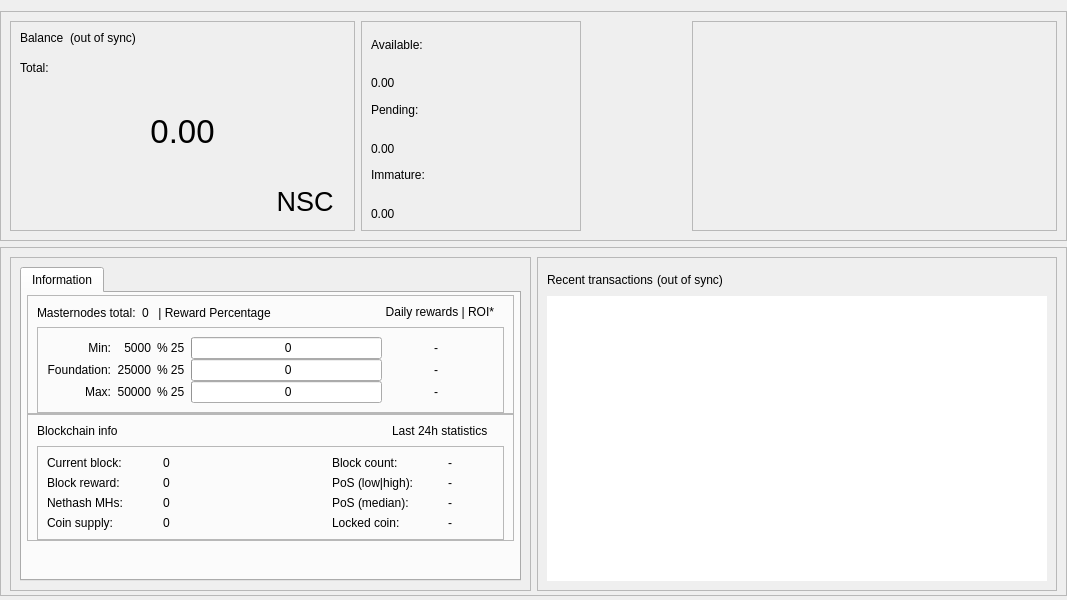
Before: the Qt Designer form src/qt/forms/overviewpage.ui in nscoins/nscoincore, drawn with Qt 5.
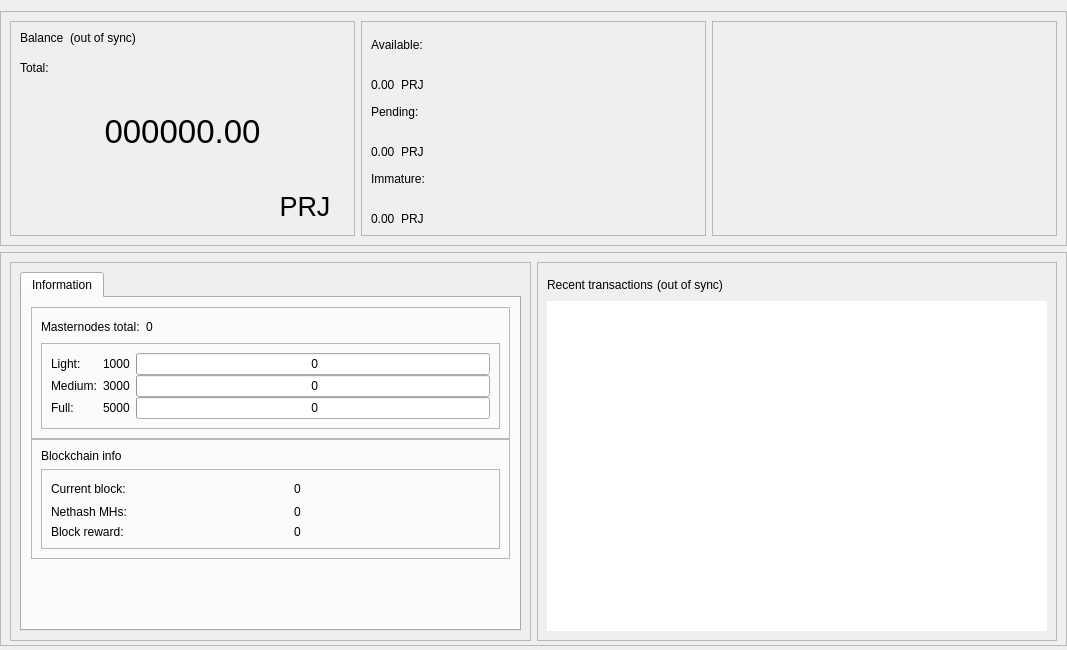
After: the same form once the commit is applied. The open tabs and pages were chosen to show the change.

Patch:
```diff
--- a/src/qt/forms/overviewpage.ui
+++ b/src/qt/forms/overviewpage.ui
@@ -7,13 +7,13 @@
     <x>0</x>
     <y>0</y>
     <width>1067</width>
-    <height>600</height>
+    <height>650</height>
    </rect>
   </property>
   <property name="minimumSize">
    <size>
     <width>960</width>
-    <height>550</height>
+    <height>0</height>
    </size>
   </property>
   <property name="windowTitle">
@@ -53,7 +53,7 @@
        </property>
        <property name="minimumSize">
         <size>
-         <width>960</width>
+         <width>1065</width>
          <height>220</height>
         </size>
        </property>
@@ -216,7 +216,7 @@
                 <bool>false</bool>
                </property>
                <property name="text">
-                <string>0.00</string>
+                <string>000000.00</string>
                </property>
                <property name="alignment">
                 <set>Qt::AlignCenter</set>
@@ -251,7 +251,7 @@
                   <cursorShape>PointingHandCursor</cursorShape>
                  </property>
                  <property name="text">
-                  <string>NSC</string>
+                  <string>PRJ</string>
                  </property>
                  <property name="flat">
                   <bool>true</bool>
@@ -269,7 +269,7 @@
          <widget class="QFrame" name="frame_blue_2">
           <property name="minimumSize">
            <size>
-            <width>220</width>
+            <width>345</width>
             <height>200</height>
            </size>
           </property>
@@ -307,6 +307,16 @@
                  </property>
                 </widget>
                </item>
+               <item>
+                <widget class="QLabel" name="label_ProjectCoin2">
+                 <property name="text">
+                  <string>PRJ</string>
+                 </property>
+                 <property name="alignment">
+                  <set>Qt::AlignBottom|Qt::AlignLeading|Qt::AlignLeft</set>
+                 </property>
+                </widget>
+               </item>
                <item>
                 <spacer name="horizontalSpacer_3">
                  <property name="orientation">
@@ -341,6 +351,16 @@
                  </property>
                 </widget>
                </item>
+               <item>
+                <widget class="QLabel" name="label_ProjectCoin3">
+                 <property name="text">
+                  <string>PRJ</string>
+                 </property>
+                 <property name="alignment">
+                  <set>Qt::AlignBottom|Qt::AlignLeading|Qt::AlignLeft</set>
+                 </property>
+                </widget>
+               </item>
                <item>
                 <spacer name="horizontalSpacer_4">
                  <property name="orientation">
@@ -375,6 +395,16 @@
                  </property>
                 </widget>
                </item>
+               <item>
+                <widget class="QLabel" name="label_ProjectCoin4">
+                 <property name="text">
+                  <string>PRJ</string>
+                 </property>
+                 <property name="alignment">
+                  <set>Qt::AlignBottom|Qt::AlignLeading|Qt::AlignLeft</set>
+                 </property>
+                </widget>
+               </item>
                <item>
                 <spacer name="horizontalSpacer_5">
                  <property name="orientation">
@@ -430,25 +460,7 @@
           </property>
           <layout class="QVBoxLayout" name="verticalLayout_5">
            <item>
-            <widget class="QFrame" name="frame_logo_horizontal">
-             <property name="minimumSize">
-              <size>
-               <width>345</width>
-               <height>140</height>
-              </size>
-             </property>
-            </widget>
-           </item>
-           <item>
-            <widget class="QFrame" name="button_logo_horizontal">
-             <property name="minimumSize">
-              <size>
-               <width>345</width>
-               <height>50</height>
-              </size>
-             </property>
-             <layout class="QHBoxLayout" name="horizontalLayout_10"/>
-            </widget>
+            <layout class="QVBoxLayout" name="verticalLayout_4"/>
            </item>
           </layout>
          </widget>
@@ -484,8 +496,14 @@
          <widget class="QFrame" name="frame_bottom_1">
           <property name="minimumSize">
            <size>
-            <width>0</width>
-            <height>320</height>
+            <width>355</width>
+            <height>100</height>
+           </size>
+          </property>
+          <property name="maximumSize">
+           <size>
+            <width>16777215</width>
+            <height>16777215</height>
            </size>
           </property>
           <property name="frameShape">
@@ -509,31 +527,10 @@
                 <bool>false</bool>
                </property>
                <widget class="QWidget" name="TabInformation">
-                <property name="minimumSize">
-                 <size>
-                  <width>0</width>
-                  <height>290</height>
-                 </size>
-                </property>
                 <attribute name="title">
                  <string>Information</string>
                 </attribute>
                 <layout class="QVBoxLayout" name="verticalLayout_13">
-                 <property name="spacing">
-                  <number>5</number>
-                 </property>
-                 <property name="leftMargin">
-                  <number>5</number>
-                 </property>
-                 <property name="topMargin">
-                  <number>2</number>
-                 </property>
-                 <property name="rightMargin">
-                  <number>5</number>
-                 </property>
-                 <property name="bottomMargin">
-                  <number>2</number>
-                 </property>
                  <item>
                   <layout class="QVBoxLayout" name="verticalLayout_11">
                    <property name="spacing">
@@ -544,6 +541,12 @@
                    </item>
                    <item>
                     <widget class="QFrame" name="frameMnInfo">
+                     <property name="minimumSize">
+                      <size>
+                       <width>0</width>
+                       <height>100</height>
+                      </size>
+                     </property>
                      <property name="frameShape">
                       <enum>QFrame::StyledPanel</enum>
                      </property>
@@ -551,9 +554,6 @@
                       <enum>QFrame::Raised</enum>
                      </property>
                      <layout class="QVBoxLayout" name="verticalLayout_17">
-                      <property name="bottomMargin">
-                       <number>0</number>
-                      </property>
                       <item>
                        <layout class="QHBoxLayout" name="horizontalLayout_9">
                         <item>
@@ -582,13 +582,6 @@
                           </property>
                          </widget>
                         </item>
-                        <item>
-                         <widget class="QLabel" name="label_percent_title">
-                          <property name="text">
-                           <string> | Reward Percentage</string>
-                          </property>
-                         </widget>
-                        </item>
                         <item>
                          <spacer name="horizontalSpacer_7">
                           <property name="orientation">
@@ -597,37 +590,21 @@
                           <property name="sizeHint" stdset="0">
                            <size>
                             <width>40</width>
-                            <height>16</height>
+                            <height>20</height>
                            </size>
                           </property>
                          </spacer>
                         </item>
-                        <item>
-                         <widget class="QLabel" name="labelROI">
-                          <property name="minimumSize">
-                           <size>
-                            <width>0</width>
-                            <height>0</height>
-                           </size>
-                          </property>
-                          <property name="maximumSize">
-                           <size>
-                            <width>16777215</width>
-                            <height>16777215</height>
-                           </size>
-                          </property>
-                          <property name="text">
-                           <string>Daily rewards | ROI*   </string>
-                          </property>
-                          <property name="alignment">
-                           <set>Qt::AlignRight</set>
-                          </property>
-                         </widget>
-                        </item>
                        </layout>
                       </item>
                       <item>
                        <widget class="QFrame" name="frameMnInfoLevels">
+                        <property name="minimumSize">
+                         <size>
+                          <width>0</width>
+                          <height>80</height>
+                         </size>
+                        </property>
                         <property name="frameShape">
                          <enum>QFrame::StyledPanel</enum>
                         </property>
@@ -635,37 +612,18 @@
                          <enum>QFrame::Raised</enum>
                         </property>
                         <layout class="QGridLayout" name="gridLayout_2">
+                         <property name="horizontalSpacing">
+                          <number>6</number>
+                         </property>
                          <property name="verticalSpacing">
                           <number>0</number>
                          </property>
-                         <item row="1" column="5">
-                          <widget class="QLabel" name="roi_22">
-                           <property name="minimumSize">
-                            <size>
-                             <width>50</width>
-                             <height>0</height>
-                            </size>
-                           </property>
-                           <property name="maximumSize">
-                            <size>
-                             <width>16777215</width>
-                             <height>16777215</height>
-                            </size>
-                           </property>
-                           <property name="text">
-                            <string/>
-                           </property>
-                           <property name="alignment">
-                            <set>Qt::AlignLeading|Qt::AlignLeft|Qt::AlignVCenter</set>
-                           </property>
-                          </widget>
-                         </item>
-                         <item row="0" column="0">
-                          <widget class="QLabel" name="label">
+                         <item row="0" column="2">
+                          <widget class="QProgressBar" name="graphMN1">
                            <property name="minimumSize">
                             <size>
                              <width>0</width>
-                             <height>0</height>
+                             <height>20</height>
                             </size>
                            </property>
                            <property name="maximumSize">
@@ -674,84 +632,20 @@
                              <height>16777215</height>
                             </size>
                            </property>
-                           <property name="text">
-                            <string>Min:</string>
+                           <property name="value">
+                            <number>0</number>
                            </property>
-                           <property name="alignment">
-                            <set>Qt::AlignRight|Qt::AlignTrailing|Qt::AlignVCenter</set>
+                           <property name="format">
+                            <string> %v</string>
                            </property>
                           </widget>
                          </item>
-                         <item row="3" column="5">
-                          <widget class="QLabel" name="roi_32">
-                           <property name="minimumSize">
-                            <size>
-                             <width>50</width>
-                             <height>0</height>
-                            </size>
-                           </property>
-                           <property name="maximumSize">
-                            <size>
-                             <width>16777215</width>
-                             <height>16777215</height>
-                            </size>
-                           </property>
-                           <property name="text">
-                            <string/>
-                           </property>
-                           <property name="alignment">
-                            <set>Qt::AlignLeading|Qt::AlignLeft|Qt::AlignVCenter</set>
-                           </property>
-                          </widget>
-                         </item>
-                         <item row="0" column="5">
-                          <widget class="QLabel" name="roi_12">
-                           <property name="minimumSize">
-                            <size>
-                             <width>50</width>
-                             <height>0</height>
-                            </size>
-                           </property>
-                           <property name="maximumSize">
-                            <size>
-                             <width>16777215</width>
-                             <height>16777215</height>
-                            </size>
-                           </property>
-                           <property name="text">
-                            <string/>
-                           </property>
-                           <property name="alignment">
-                            <set>Qt::AlignLeading|Qt::AlignLeft|Qt::AlignVCenter</set>
-                           </property>
-                          </widget>
-                         </item>
-                         <item row="1" column="1">
-                          <widget class="QLabel" name="label_mcolat">
-                           <property name="text">
-                            <string>25000</string>
-                           </property>
-                           <property name="alignment">
-                            <set>Qt::AlignRight|Qt::AlignTrailing|Qt::AlignVCenter</set>
-                           </property>
-                          </widget>
-                         </item>
-                         <item row="3" column="1">
-                          <widget class="QLabel" name="label_fcolat">
-                           <property name="text">
-                            <string>50000</string>
-                           </property>
-                           <property name="alignment">
-                            <set>Qt::AlignRight|Qt::AlignTrailing|Qt::AlignVCenter</set>
-                           </property>
-                          </widget>
-                         </item>
-                         <item row="1" column="3">
+                         <item row="1" column="2">
                           <widget class="QProgressBar" name="graphMN2">
                            <property name="minimumSize">
                             <size>
                              <width>0</width>
-                             <height>18</height>
+                             <height>20</height>
                             </size>
                            </property>
                            <property name="maximumSize">
@@ -768,34 +662,12 @@
                            </property>
                           </widget>
                          </item>
-                         <item row="0" column="4">
-                          <widget class="QLabel" name="roi_11">
-                           <property name="minimumSize">
-                            <size>
-                             <width>50</width>
-                             <height>0</height>
-                            </size>
-                           </property>
-                           <property name="maximumSize">
-                            <size>
-                             <width>16777215</width>
-                             <height>16777215</height>
-                            </size>
-                           </property>
-                           <property name="text">
-                            <string>-</string>
-                           </property>
-                           <property name="alignment">
-                            <set>Qt::AlignRight|Qt::AlignTrailing|Qt::AlignVCenter</set>
-                           </property>
-                          </widget>
-                         </item>
-                         <item row="3" column="3">
+                         <item row="3" column="2">
                           <widget class="QProgressBar" name="graphMN3">
                            <property name="minimumSize">
                             <size>
                              <width>0</width>
-                             <height>18</height>
+                             <height>20</height>
                             </size>
                            </property>
                            <property name="maximumSize">
@@ -812,82 +684,6 @@
                            </property>
                           </widget>
                          </item>
-                         <item row="0" column="3">
-                          <widget class="QProgressBar" name="graphMN1">
-                           <property name="minimumSize">
-                            <size>
-                             <width>0</width>
-                             <height>18</height>
-                            </size>
-                           </property>
-                           <property name="maximumSize">
-                            <size>
-                             <width>16777215</width>
-                             <height>16777215</height>
-                            </size>
-                           </property>
-                           <property name="value">
-                            <number>0</number>
-                           </property>
-                           <property name="format">
-                            <string> %v</string>
-                           </property>
-                          </widget>
-                         </item>
-                         <item row="3" column="4">
-                          <widget class="QLabel" name="roi_31">
-                           <property name="minimumSize">
-                            <size>
-                             <width>50</width>
-                             <height>0</height>
-                            </size>
-                           </property>
-                           <property name="maximumSize">
-                            <size>
-                             <width>16777215</width>
-                             <height>16777215</height>
-                            </size>
-                           </property>
-                           <property name="text">
-                            <string>-</string>
-                           </property>
-                           <property name="alignment">
-                            <set>Qt::AlignRight|Qt::AlignTrailing|Qt::AlignVCenter</set>
-                           </property>
-                          </widget>
-                         </item>
-                         <item row="1" column="4">
-                          <widget class="QLabel" name="roi_21">
-                           <property name="minimumSize">
-                            <size>
-                             <width>50</width>
-                             <height>0</height>
-                            </size>
-                           </property>
-                           <property name="maximumSize">
-                            <size>
-                             <width>16777215</width>
-                             <height>16777215</height>
-                            </size>
-                           </property>
-                           <property name="text">
-                            <string>-</string>
-                           </property>
-                           <property name="alignment">
-                            <set>Qt::AlignRight|Qt::AlignTrailing|Qt::AlignVCenter</set>
-                           </property>
-                          </widget>
-                         </item>
-                         <item row="0" column="1">
-                          <widget class="QLabel" name="label_lcolat">
-                           <property name="text">
-                            <string>5000</string>
-                           </property>
-                           <property name="alignment">
-                            <set>Qt::AlignRight|Qt::AlignTrailing|Qt::AlignVCenter</set>
-                           </property>
-                          </widget>
-                         </item>
                          <item row="1" column="0">
                           <widget class="QLabel" name="label_2">
                            <property name="minimumSize">
@@ -903,10 +699,7 @@
                             </size>
                            </property>
                            <property name="text">
-                            <string>Foundation:</string>
-                           </property>
-                           <property name="alignment">
-                            <set>Qt::AlignRight|Qt::AlignTrailing|Qt::AlignVCenter</set>
+                            <string>Medium:</string>
                            </property>
                           </widget>
                          </item>
@@ -925,31 +718,47 @@
                             </size>
                            </property>
                            <property name="text">
-                            <string>Max:</string>
+                            <string>Full:</string>
                            </property>
-                           <property name="alignment">
-                            <set>Qt::AlignRight|Qt::AlignTrailing|Qt::AlignVCenter</set>
+                          </widget>
+                         </item>
+                         <item row="0" column="0">
+                          <widget class="QLabel" name="label">
+                           <property name="minimumSize">
+                            <size>
+                             <width>0</width>
+                             <height>0</height>
+                            </size>
                            </property>
+                           <property name="maximumSize">
+                            <size>
+                             <width>16777215</width>
+                             <height>16777215</height>
+                            </size>
+                           </property>
+                           <property name="text">
+                            <string>Light:</string>
+                           </property>
                           </widget>
                          </item>
-                         <item row="0" column="2">
-                          <widget class="QLabel" name="label_mn1_percent">
+                         <item row="0" column="1">
+                          <widget class="QLabel" name="label_lcolat">
                            <property name="text">
-                            <string>% 25</string>
+                            <string>1000</string>
                            </property>
                           </widget>
                          </item>
-                         <item row="1" column="2">
-                          <widget class="QLabel" name="label_mn2_percent">
+                         <item row="1" column="1">
+                          <widget class="QLabel" name="label_mcolat">
                            <property name="text">
-                            <string>% 25</string>
+                            <string>3000</string>
                            </property>
                           </widget>
                          </item>
-                         <item row="3" column="2">
-                          <widget class="QLabel" name="label_mn3_percent">
+                         <item row="3" column="1">
+                          <widget class="QLabel" name="label_fcolat">
                            <property name="text">
-                            <string>% 25</string>
+                            <string>5000</string>
                            </property>
                           </widget>
                          </item>
@@ -961,6 +770,12 @@
                    </item>
                    <item>
                     <widget class="QFrame" name="frameBlockchainInfo">
+                     <property name="minimumSize">
+                      <size>
+                       <width>0</width>
+                       <height>100</height>
+                      </size>
+                     </property>
                      <property name="frameShape">
                       <enum>QFrame::StyledPanel</enum>
                      </property>
@@ -968,51 +783,21 @@
                       <enum>QFrame::Raised</enum>
                      </property>
                      <layout class="QVBoxLayout" name="verticalLayout_18">
-                      <property name="bottomMargin">
-                       <number>0</number>
-                      </property>
                       <item>
-                       <layout class="QHBoxLayout">
-                        <item>
-                         <widget class="QLabel" name="label_blockchaininfo">
-                          <property name="text">
-                           <string>Blockchain info</string>
-                          </property>
-                          <property name="alignment">
-                           <set>Qt::AlignLeading</set>
-                          </property>
-                         </widget>
-                        </item>
-                        <item>
-                         <spacer name="horizontalSpacer_6">
-                          <property name="orientation">
-                           <enum>Qt::Horizontal</enum>
-                          </property>
-                          <property name="sizeType">
-                           <enum>QSizePolicy::Expanding</enum>
-                          </property>
-                          <property name="sizeHint" stdset="0">
-                           <size>
-                            <width>40</width>
-                            <height>16</height>
-                           </size>
-                          </property>
-                         </spacer>
-                        </item>
-                        <item>
-                         <widget class="QLabel" name="label_24hblockchaininfo">
-                          <property name="text">
-                           <string>Last 24h statistics     </string>
-                          </property>
-                          <property name="alignment">
-                           <set>Qt::AlignRight</set>
-                          </property>
-                         </widget>
-                        </item>
-                       </layout>
+                       <widget class="QLabel" name="label_blockchaininfo">
+                        <property name="text">
+                         <string>Blockchain info</string>
+                        </property>
+                       </widget>
                       </item>
                       <item>
                        <widget class="QFrame" name="frameBlockchainInfoData">
+                        <property name="minimumSize">
+                         <size>
+                          <width>0</width>
+                          <height>0</height>
+                         </size>
+                        </property>
                         <property name="frameShape">
                          <enum>QFrame::StyledPanel</enum>
                         </property>
@@ -1020,238 +805,78 @@
                          <enum>QFrame::Raised</enum>
                         </property>
                         <layout class="QGridLayout" name="gridLayout_3">
+                         <property name="verticalSpacing">
+                          <number>6</number>
+                         </property>
+                         <item row="0" column="2">
+                          <widget class="QLabel" name="label_CurrentBlock_value">
+                           <property name="text">
+                            <string>0</string>
+                           </property>
+                          </widget>
+                         </item>
                          <item row="0" column="0">
                           <widget class="QLabel" name="label_CurrentBlock">
                            <property name="minimumSize">
                             <size>
-                             <width>110</width>
+                             <width>0</width>
                              <height>0</height>
                             </size>
                            </property>
                            <property name="maximumSize">
                             <size>
-                             <width>130</width>
+                             <width>16777215</width>
                              <height>16777215</height>
                             </size>
                            </property>
                            <property name="text">
                             <string>Current block:</string>
                            </property>
-                           <property name="alignment">
-                            <set>Qt::AlignVCenter</set>
-                           </property>
                           </widget>
                          </item>
-                         <item row="0" column="1">
-                          <widget class="QLabel" name="label_CurrentBlock_value">
-                           <property name="minimumSize">
-                            <size>
-                             <width>110</width>
-                             <height>0</height>
-                            </size>
-                           </property>
-                           <property name="maximumSize">
-                            <size>
-                             <width>130</width>
-                             <height>16777215</height>
-                            </size>
-                           </property>
+                         <item row="1" column="2">
+                          <widget class="QLabel" name="label_Nethash_value">
                            <property name="text">
                             <string>0</string>
                            </property>
-                           <property name="alignment">
-                            <set>Qt::AlignVCenter</set>
-                           </property>
                           </widget>
                          </item>
-                         <item row="0" column="2">
-                          <widget class="QLabel" name="label_spacer">
-                           <property name="minimumSize">
-                            <size>
-                             <width>0</width>
-                             <height>0</height>
-                            </size>
-                           </property>
-                           <property name="maximumSize">
-                            <size>
-                             <width>16777215</width>
-                             <height>16777215</height>
-                            </size>
-                           </property>
-                           <property name="text">
-                            <string/>
-                           </property>
-                          </widget>
-                         </item>
-                         <item row="0" column="3">
-                          <widget class="QLabel" name="label_24hBlock">
-                           <property name="minimumSize">
-                            <size>
-                             <width>110</width>
-                             <height>0</height>
-                            </size>
-                           </property>
-                           <property name="maximumSize">
-                            <size>
-                             <width>130</width>
-                             <height>16777215</height>
-                            </size>
-                           </property>
-                           <property name="text">
-                            <string>Block count:</string>
-                           </property>
-                           <property name="alignment">
-                            <set>Qt::AlignVCenter</set>
-                           </property>
-                          </widget>
-                         </item>
-                         <item row="0" column="4">
-                          <widget class="QLabel" name="label_24hBlock_value">
-                           <property name="minimumSize">
-                            <size>
-                             <width>0</width>
-                             <height>0</height>
-                            </size>
-                           </property>
-                           <property name="maximumSize">
-                            <size>
-                             <width>100</width>
-                             <height>16777215</height>
-                            </size>
-                           </property>
-                           <property name="text">
-                            <string>-</string>
-                           </property>
-                           <property name="alignment">
-                            <set>Qt::AlignVCenter</set>
-                           </property>
-                          </widget>
-                         </item>
-                         <item row="1" column="0">
+                         <item row="2" column="0">
                           <widget class="QLabel" name="label_CurrentBlockReward">
                            <property name="text">
                             <string>Block reward:</string>
                            </property>
-                           <property name="alignment">
-                            <set>Qt::AlignVCenter</set>
-                           </property>
                           </widget>
                          </item>
-                         <item row="1" column="1">
-                          <widget class="QLabel" name="label_CurrentBlockReward_value">
-                           <property name="text">
-                            <string>0</string>
-                           </property>
-                           <property name="alignment">
-                            <set>Qt::AlignVCenter</set>
-                           </property>
-                          </widget>
-                         </item>
-                         <item row="1" column="3">
-                          <widget class="QLabel" name="label_24hPoS">
-                           <property name="toolTip">
-                            <string>Average value of 100 max/min inputs in the last 24 hours</string>
-                           </property>
-                           <property name="text">
-                            <string>PoS (low|high):</string>
-                           </property>
-                           <property name="alignment">
-                            <set>Qt::AlignVCenter</set>
-                           </property>
-                          </widget>
-                         </item>
-                         <item row="1" column="4">
-                          <widget class="QLabel" name="label_24hPoS_value">
-                           <property name="text">
-                            <string>-</string>
-                           </property>
-                           <property name="alignment">
-                            <set>Qt::AlignVCenter</set>
-                           </property>
-                          </widget>
-                         </item>
-                         <item row="2" column="0">
+                         <item row="1" column="0">
                           <widget class="QLabel" name="label_Nethash">
                            <property name="text">
                             <string>Nethash MHs:</string>
                            </property>
-                           <property name="alignment">
-                            <set>Qt::AlignVCenter</set>
-                           </property>
                           </widget>
                          </item>
-                         <item row="2" column="1">
-                          <widget class="QLabel" name="label_Nethash_value">
+                         <item row="2" column="2">
+                          <widget class="QLabel" name="label_CurrentBlockReward_value">
                            <property name="text">
                             <string>0</string>
                            </property>
-                           <property name="alignment">
-                            <set>Qt::AlignVCenter</set>
-                           </property>
                           </widget>
                          </item>
-                         <item row="2" column="3">
-                          <widget class="QLabel" name="label_24hPoSMedian">
-                           <property name="toolTip">
-                            <string>Median value of all PoS inputs in the last 24 hours</string>
+                         <item row="0" column="1">
+                          <spacer name="horizontalSpacer_6">
+                           <property name="orientation">
+                            <enum>Qt::Horizontal</enum>
                            </property>
-                           <property name="text">
-                            <string>PoS (median):</string>
+                           <property name="sizeType">
+                            <enum>QSizePolicy::Fixed</enum>
                            </property>
-                           <property name="alignment">
-                            <set>Qt::AlignVCenter</set>
+                           <property name="sizeHint" stdset="0">
+                            <size>
+                             <width>40</width>
+                             <height>20</height>
+                            </size>
                            </property>
-                          </widget>
-                         </item>
-                         <item row="2" column="4">
-                          <widget class="QLabel" name="label_24hPoSMedian_value">
-                           <property name="text">
-                            <string>-</string>
-                           </property>
-                           <property name="alignment">
-                            <set>Qt::AlignVCenter</set>
-                           </property>
-                          </widget>
-                         </item>
-                         <item row="3" column="0">
-                          <widget class="QLabel" name="label_Supply">
-                           <property name="text">
-                            <string>Coin supply:</string>
-                           </property>
-                           <property name="alignment">
-                            <set>Qt::AlignVCenter</set>
-                           </property>
-                          </widget>
-                         </item>
-                         <item row="3" column="1">
-                          <widget class="QLabel" name="label_Supply_value">
-                           <property name="text">
-                            <string>0</string>
-                           </property>
-                           <property name="alignment">
-                            <set>Qt::AlignVCenter</set>
-                           </property>
-                          </widget>
-                         </item>
-                         <item row="3" column="3">
-                          <widget class="QLabel" name="label_LockedCoin">
-                           <property name="text">
-                            <string>Locked coin:</string>
-                           </property>
-                           <property name="alignment">
-                            <set>Qt::AlignVCenter</set>
-                           </property>
-                          </widget>
-                         </item>
-                         <item row="3" column="4">
-                          <widget class="QLabel" name="label_LockedCoin_value">
-                           <property name="text">
-                            <string>-</string>
-                           </property>
-                           <property name="alignment">
-                            <set>Qt::AlignVCenter</set>
-                           </property>
-                          </widget>
+                          </spacer>
                          </item>
                         </layout>
                        </widget>
@@ -1288,7 +913,7 @@
           <property name="minimumSize">
            <size>
             <width>0</width>
-            <height>320</height>
+            <height>100</height>
            </size>
           </property>
           <property name="maximumSize">
```
Left out of the diff: 4 changed lines with no effect on the pictures.
